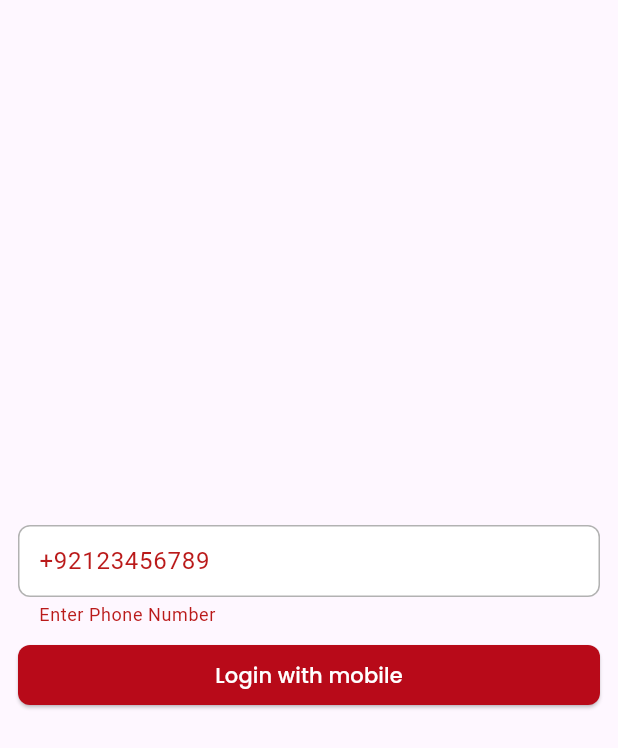
After one commit to alimurtaza-dev/firebase_auth, a Flutter app: the LoginWithPhone screen opened directly, after a tap on "Login with mobile", on a phone screen of 412 x 824 dp. The commit adds this screen. Shown: the top 748 px of the screen. Run offline on Flutter 3.47's test engine with Material 3 defaults, Android fonts, the phone set to English and light mode, and no system bars; our stand-ins replace firebase_auth, firebase_core, google_fonts; accounts and stored records are empty.

Commit message:
phone verification code

```diff
--- /dev/null
+++ b/lib/screens/login/login_with_phone.dart
@@ -0,0 +1,105 @@
+import 'package:firebase_auth/firebase_auth.dart';
+import 'package:firebase_auth_practice/screens/login/verify_code.dart';
+import 'package:firebase_auth_practice/utils/app_textfield.dart';
+import 'package:flutter/material.dart';
+
+import '../../utils/app_button.dart';
+
+class LoginWithPhone extends StatefulWidget {
+  const LoginWithPhone({super.key});
+
+  @override
+  State<LoginWithPhone> createState() => _LoginWithPhoneState();
+}
+
+class _LoginWithPhoneState extends State<LoginWithPhone> {
+  final mobilePhoneController = TextEditingController();
+
+  bool isLoading = false;
+  final _loginFormKey = GlobalKey<FormState>();
+  final _auth = FirebaseAuth.instance;
+  @override
+  void dispose() {
+    mobilePhoneController.dispose();
+    super.dispose();
+  }
+
+  @override
+  Widget build(BuildContext context) {
+    return Scaffold(
+      body: Padding(
+        padding: const EdgeInsets.symmetric(horizontal: 12),
+        child: Form(
+          key: _loginFormKey,
+          child: Column(
+            crossAxisAlignment: CrossAxisAlignment.stretch,
+            spacing: 8,
+            mainAxisAlignment: MainAxisAlignment.center,
+            children: [
+              AppTextField(
+                keyboardType: TextInputType.number,
+                controller: mobilePhoneController,
+                hintText: '+92123456789',
+                enableBorder: true,
+                validator: (value) {
+                  if (value?.isNotEmpty == true) {
+                    return null;
+                  } else {
+                    return "Enter Phone Number";
+                  }
+                },
+              ),
+              AppButton(
+                isLoading: isLoading,
+                title: 'Login with mobile',
+                onPressed: () {
+                  _login();
+                },
+              ),
+            ],
+          ),
+        ),
+      ),
+    );
+  }
+
+  void _login() {
+    if (_loginFormKey.currentState!.validate()) {
+      setState(() {
+        isLoading = true;
+      });
+
+      _auth.verifyPhoneNumber(
+        phoneNumber: mobilePhoneController.text,
+        verificationCompleted: (_) {},
+        verificationFailed: (error) {
+          ScaffoldMessenger.of(context)
+              .showSnackBar(SnackBar(content: Text(error.code)));
+          setState(() {
+            isLoading = false;
+          });
+        },
+        codeSent: (verificationId, forceResendingToken) {
+          Navigator.push(
+              context,
+              MaterialPageRoute(
+                builder: (context) => VerifyCode(
+                  verificationId: verificationId,
+                ),
+              ));
+          setState(() {
+            isLoading = false;
+          });
+        },
+        codeAutoRetrievalTimeout: (verificationId) {
+          ScaffoldMessenger.of(context)
+              .showSnackBar(SnackBar(content: Text(verificationId)));
+          setState(() {
+            isLoading = false;
+          });
+        },
+
+      );
+    }
+  }
+}
```
Also changed, not shown: lib/screens/login/login.dart (+14 -0 lines), lib/screens/login/verify_code.dart (added, +104 -0 lines).
